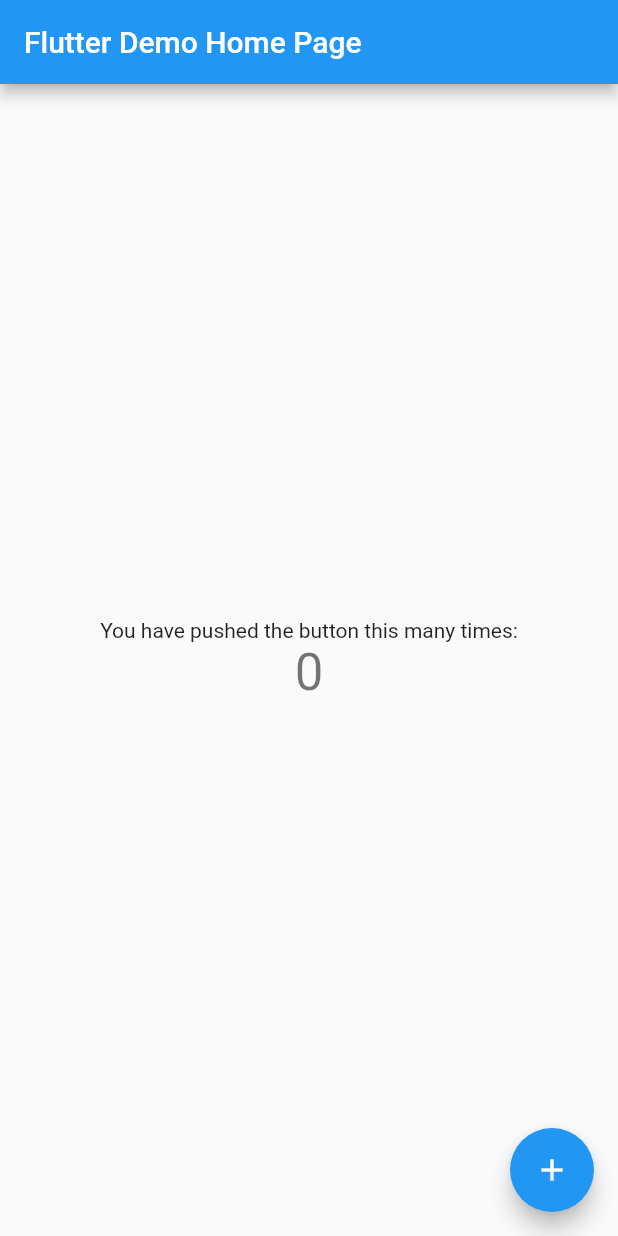
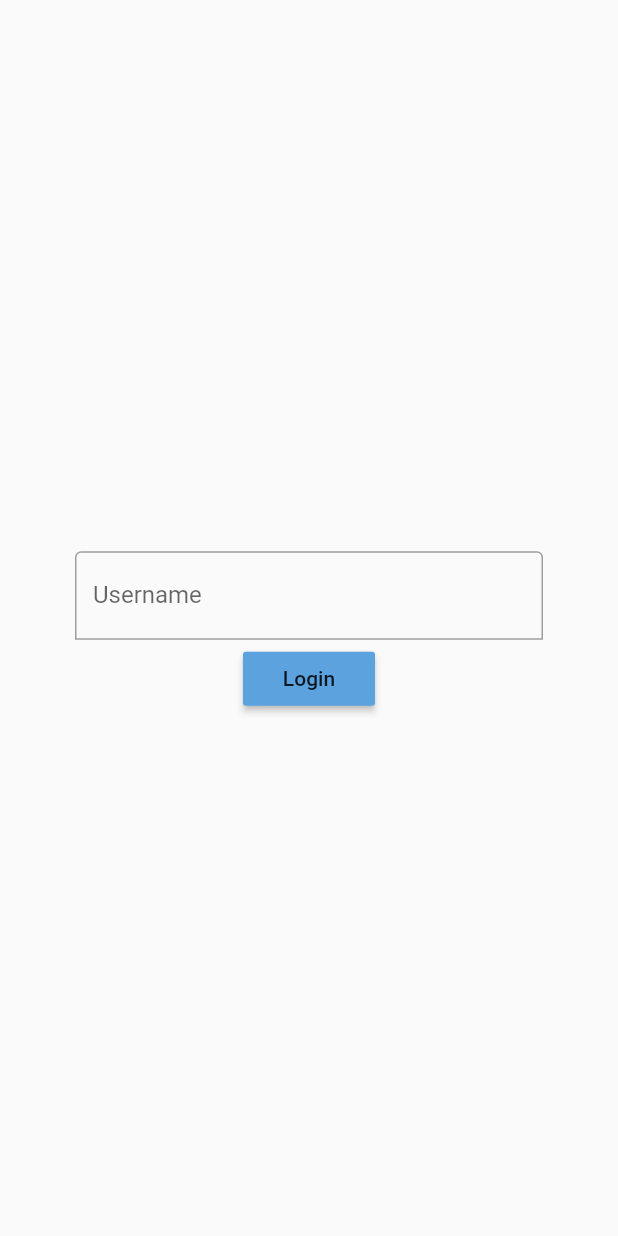
Before and after one commit to antoyohan/twilio_sample, a Flutter app: the screen it shows after launch, on a phone screen of 412 x 824 dp. Run offline on Flutter 3.47's test engine with Material 2 defaults, Android fonts, the phone set to English and light mode, and no system bars; our stand-ins replace flutter_bloc, shared_preferences.

```diff
--- a/lib/main.dart
+++ b/lib/main.dart
@@ -1,4 +1,5 @@
 import 'package:flutter/material.dart';
+import 'package:twilio_sample/screens/login/login_page.dart';
 
 void main() {
   runApp(MyApp());
@@ -9,58 +10,12 @@ class MyApp extends StatelessWidget {
   @override
   Widget build(BuildContext context) {
     return MaterialApp(
+      debugShowCheckedModeBanner: false,
       title: 'Flutter Demo',
       theme: ThemeData(
         primarySwatch: Colors.blue,
       ),
-      home: MyHomePage(title: 'Flutter Demo Home Page'),
+      home: LoginPage(),
     );
   }
 }
-
-class MyHomePage extends StatefulWidget {
-  MyHomePage({Key key, this.title}) : super(key: key);
-
-  final String title;
-
-  @override
-  _MyHomePageState createState() => _MyHomePageState();
-}
-
-class _MyHomePageState extends State<MyHomePage> {
-  int _counter = 0;
-
-  void _incrementCounter() {
-    setState(() {
-      _counter++;
-    });
-  }
-
-  @override
-  Widget build(BuildContext context) {
-    return Scaffold(
-      appBar: AppBar(
-        title: Text(widget.title),
-      ),
-      body: Center(
-        child: Column(
-          mainAxisAlignment: MainAxisAlignment.center,
-          children: <Widget>[
-            Text(
-              'You have pushed the button this many times:',
-            ),
-            Text(
-              '$_counter',
-              style: Theme.of(context).textTheme.headline4,
-            ),
-          ],
-        ),
-      ),
-      floatingActionButton: FloatingActionButton(
-        onPressed: _incrementCounter,
-        tooltip: 'Increment',
-        child: Icon(Icons.add),
-      ), // This trailing comma makes auto-formatting nicer for build methods.
-    );
-  }
-}
--- a/lib/models/token_request.dart
+++ b/lib/models/token_request.dart
@@ -0,0 +1,6 @@
+class TokenRequest {
+  final String name;
+  final String password;
+
+  const TokenRequest({this.name, this.password});
+}
--- /dev/null
+++ b/lib/repository/services/network_interface.dart
@@ -0,0 +1,6 @@
+import 'package:twilio_sample/models/network.dart';
+import 'package:twilio_sample/models/token_request.dart';
+
+abstract class NetworkInterface {
+  Future<Response> getToken(TokenRequest request);
+}
--- /dev/null
+++ b/lib/screens/login/login_bloc.dart
@@ -0,0 +1,6 @@
+import 'package:flutter_bloc/flutter_bloc.dart';
+
+class LoginBloc {
+
+
+}
--- /dev/null
+++ b/lib/screens/login/login_page.dart
@@ -0,0 +1,89 @@
+import 'package:flutter/material.dart';
+
+class LoginPage extends StatefulWidget {
+  LoginPage({Key key}) : super(key: key);
+
+  @override
+  _LoginPageState createState() => _LoginPageState();
+}
+
+class _LoginPageState extends State<LoginPage> {
+  TextEditingController textController;
+  final scaffoldKey = GlobalKey<ScaffoldState>();
+
+  @override
+  void initState() {
+    super.initState();
+    textController = TextEditingController();
+  }
+
+  @override
+  Widget build(BuildContext context) {
+    return Scaffold(
+      key: scaffoldKey,
+      body: SafeArea(
+        child: Padding(
+          padding: EdgeInsets.fromLTRB(40, 40, 40, 40),
+          child: Column(
+            mainAxisSize: MainAxisSize.max,
+            mainAxisAlignment: MainAxisAlignment.center,
+            crossAxisAlignment: CrossAxisAlignment.center,
+            children: [
+              Padding(
+                padding: EdgeInsets.fromLTRB(10, 20, 10, 2),
+                child: TextFormField(
+                  onChanged: (_) => setState(() {}),
+                  controller: textController,
+                  obscureText: false,
+                  decoration: InputDecoration(
+                    labelText: 'Username',
+                    hintText: 'Enter you username',
+                    enabledBorder: OutlineInputBorder(
+                      borderSide: BorderSide(
+                        color: Color(0xFF9E9E9E),
+                        width: 1,
+                      ),
+                      borderRadius: const BorderRadius.only(
+                        topLeft: Radius.circular(4.0),
+                        topRight: Radius.circular(4.0),
+                      ),
+                    ),
+                    focusedBorder: OutlineInputBorder(
+                      borderSide: BorderSide(
+                        color: Color(0xFF9E9E9E),
+                        width: 1,
+                      ),
+                      borderRadius: const BorderRadius.only(
+                        topLeft: Radius.circular(4.0),
+                        topRight: Radius.circular(4.0),
+                      ),
+                    ),
+                    suffixIcon: textController.text.isNotEmpty
+                        ? InkWell(
+                      onTap: () => setState(
+                            () => textController.clear(),
+                      ),
+                      child: Icon(
+                        Icons.clear,
+                        color: Color(0xFF757575),
+                        size: 22,
+                      ),
+                    )
+                        : null,
+                  ),
+                ),
+              ),
+              MaterialButton(
+                child: Text("Login"),
+                color: Color(0xFF5BA2DF),
+                onPressed: () {
+                  print('Button pressed ...');
+                },
+                ),
+            ],
+          ),
+        ),
+      ),
+    );
+  }
+}
--- /dev/null
+++ b/lib/utils/Strings.dart
@@ -0,0 +1,6 @@
+class Strings {
+  static const String TOKEN_URL = "http:10.0.2.2:3000/token";
+  static const String token_preference = "token";
+  static const String name_preference = "name";
+  static const String id_preference = "id";
+}
--- a/pubspec.yaml
+++ b/pubspec.yaml
@@ -24,6 +24,9 @@ dependencies:
   flutter:
     sdk: flutter
   twilio_programmable_chat: ^0.1.1+8
+  http: ^0.13.3
+  flutter_bloc: 7.0.1
+  shared_preferences: 2.0.6
 
 
   # The following adds the Cupertino Icons font to your application.
```
Also changed, not shown: lib/models/User.dart (added, +16 -0 lines), lib/models/network.dart (added, +18 -0 lines), lib/models/token_response.dart (+14 -0 lines), lib/repository/authentication_repository.dart (added, +30 -0 lines), lib/repository/services/network_service.dart (added, +27 -0 lines), lib/repository/user_repository.dart (added, +57 -0 lines), pubspec.lock.
